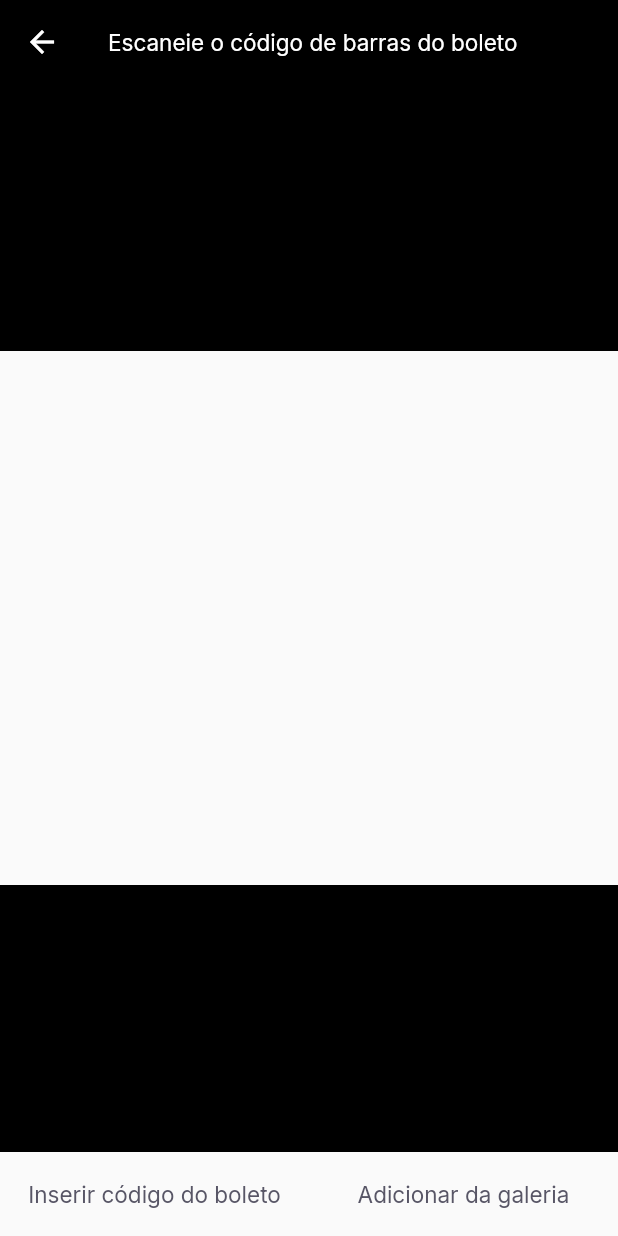
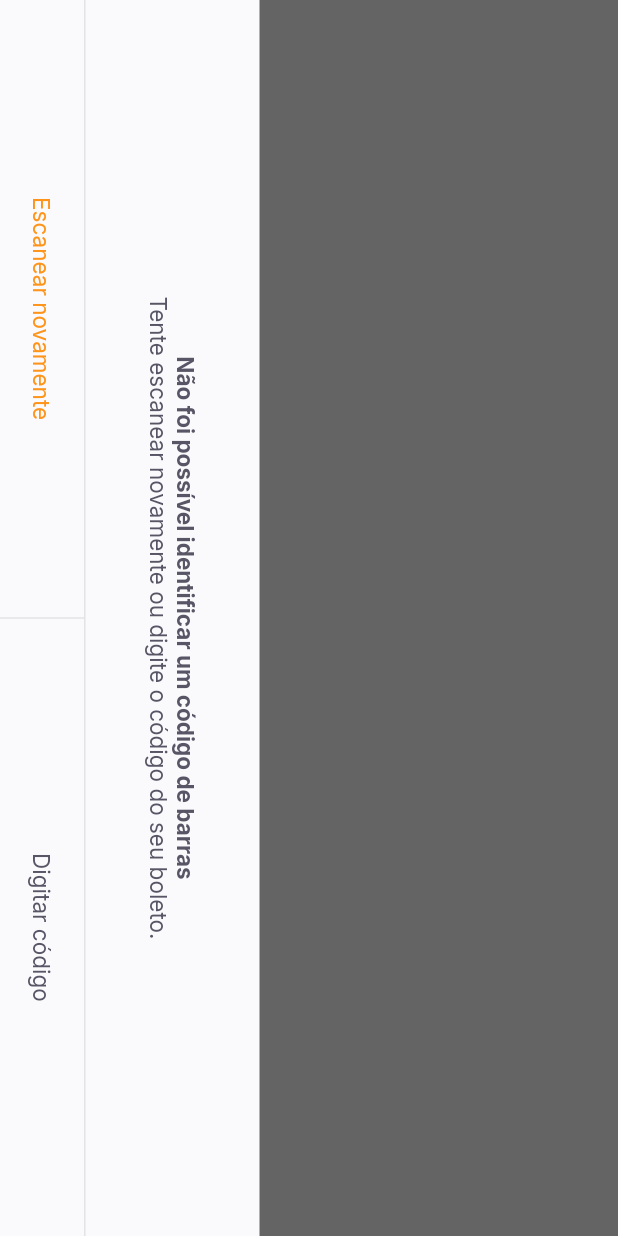
Before and after one commit to ncoladello/payflow, a Flutter app: the BarCodeScannerPage screen opened by its route, on a phone screen of 412 x 824 dp. Run offline on Flutter 3.47's test engine with Material 2 defaults, Android fonts, the phone set to English and light mode, and no system bars; our stand-ins replace firebase_core, google_fonts, google_sign_in, shared_preferences; accounts and stored records are empty.

Commit message:
aula 4, bottomSheet improvements

```diff
--- a/lib/modules/barcode_scanner/bar_code_scanner_page.dart
+++ b/lib/modules/barcode_scanner/bar_code_scanner_page.dart
@@ -1,7 +1,10 @@
 import 'package:flutter/material.dart';
 import 'package:payflow/shared/themes/app_colors.dart';
 import 'package:payflow/shared/themes/app_text_styles.dart';
+import 'package:payflow/shared/widgets/bottom_sheet/bottom_sheet_widget.dart';
+import 'package:payflow/shared/widgets/divider_vertical/divider_vertical.dart';
 import 'package:payflow/shared/widgets/label_button/label_button.dart';
+import 'package:payflow/shared/widgets/set_label_buttons/set_label_buttons.dart';
 
 class BarCodeScannerPage extends StatefulWidget {
   const BarCodeScannerPage({Key? key}) : super(key: key);
@@ -13,13 +16,29 @@ class BarCodeScannerPage extends StatefulWidget {
 class _BarCodeScannerPageState extends State<BarCodeScannerPage> {
   @override
   Widget build(BuildContext context) {
-    return Scaffold(
+    return BottomSheetWidget(
+      title: 'Não foi possível identificar um código de barras',
+      subtitle: 'Tente escanear novamente ou digite o código do seu boleto.',
+      primaryLabel: 'Escanear novamente',
+      primaryOnPressed: () {},
+      secondaryLabel: 'Digitar código',
+      secondaryOnPressed: () {},
+    );
+    return SafeArea(
+      top: true,
+      bottom: true,
+      left: true,
+      right: true,
+      child: RotatedBox(
+        quarterTurns: 1,
+        child: Scaffold(
           appBar: AppBar(
             backgroundColor: Colors.black,
             title: Text(
               "Escaneie o código de barras do boleto",
               style: TextStyles.buttonBackground,
             ),
+            centerTitle: true,
             leading: BackButton(
               color: AppColors.background,
             ),
@@ -28,7 +47,7 @@ class _BarCodeScannerPageState extends State<BarCodeScannerPage> {
             children: [
               Expanded(
                 child: Container(
-              color: Colors.black,
+                  color: Colors.black.withOpacity(0.6),
                 ),
               ),
               Expanded(
@@ -39,20 +58,18 @@ class _BarCodeScannerPageState extends State<BarCodeScannerPage> {
               ),
               Expanded(
                 child: Container(
-              color: Colors.black,
+                  color: Colors.black.withOpacity(0.6),
                 ),
               )
             ],
           ),
-      bottomNavigationBar: Row(
-        children: [
-          Expanded(
-              child: LabelButton(
-                  label: "Inserir código do boleto", onPressed: () {})),
-          Expanded(
-              child:
-                  LabelButton(label: "Adicionar da galeria", onPressed: () {})),
-        ],
+          bottomNavigationBar: SetLabelButtons(
+            primaryLabel: "Inserir código do boleto",
+            primaryOnPressed: () {},
+            secondaryLabel: "Adicionar da galeria",
+            secondaryOnPressed: () {},
+          ),
+        ),
       ),
     );
   }
--- /dev/null
+++ b/lib/shared/widgets/bottom_sheet/bottom_sheet_widget.dart
@@ -0,0 +1,75 @@
+import 'package:flutter/material.dart';
+import 'package:payflow/shared/themes/app_colors.dart';
+import 'package:payflow/shared/themes/app_text_styles.dart';
+import 'package:payflow/shared/widgets/set_label_buttons/set_label_buttons.dart';
+
+class BottomSheetWidget extends StatelessWidget {
+  final String primaryLabel;
+  final VoidCallback primaryOnPressed;
+  final String secondaryLabel;
+  final VoidCallback secondaryOnPressed;
+  final String title;
+  final String subtitle;
+  const BottomSheetWidget(
+      {Key? key,
+      required this.primaryLabel,
+      required this.primaryOnPressed,
+      required this.secondaryLabel,
+      required this.secondaryOnPressed,
+      required this.title,
+      required this.subtitle})
+      : super(key: key);
+
+  @override
+  Widget build(BuildContext context) {
+    return SafeArea(
+      child: RotatedBox(
+        quarterTurns: 1,
+        child: Material(
+          child: Container(
+              color: AppColors.shape,
+              child: Column(
+                children: [
+                  Expanded(
+                    child: Container(
+                      color: Colors.black.withOpacity(0.6),
+                    ),
+                  ),
+                  Column(
+                    children: [
+                      Padding(
+                        padding: const EdgeInsets.all(40.0),
+                        child: Text.rich(
+                          TextSpan(
+                            text: title,
+                            style: TextStyles.buttonBoldHeading,
+                            children: [
+                              TextSpan(
+                                text: "\n$subtitle",
+                                style: TextStyles.buttonHeading,
+                              ),
+                            ],
+                          ),
+                          textAlign: TextAlign.center,
+                        ),
+                      ),
+                      Container(
+                        height: 1,
+                        color: AppColors.stroke,
+                      ),
+                      SetLabelButtons(
+                        enablePrimaryColor: true,
+                        primaryLabel: primaryLabel,
+                        primaryOnPressed: () {},
+                        secondaryLabel: secondaryLabel,
+                        secondaryOnPressed: () {},
+                      )
+                    ],
+                  ),
+                ],
+              )),
+        ),
+      ),
+    );
+  }
+}
--- /dev/null
+++ b/lib/shared/widgets/divider_vertical/divider_vertical.dart
@@ -0,0 +1,15 @@
+import 'package:flutter/material.dart';
+import 'package:payflow/shared/themes/app_colors.dart';
+
+class DividerVerticalWidget extends StatelessWidget {
+  const DividerVerticalWidget({Key? key}) : super(key: key);
+
+  @override
+  Widget build(BuildContext context) {
+    return Container(
+      width: 1,
+      height: double.maxFinite,
+      color: AppColors.stroke,
+    );
+  }
+}
--- a/lib/shared/widgets/label_button/label_button.dart
+++ b/lib/shared/widgets/label_button/label_button.dart
@@ -4,11 +4,13 @@ import 'package:payflow/shared/themes/app_text_styles.dart';
 class LabelButton extends StatelessWidget {
   final String label;
   final VoidCallback onPressed;
+  final TextStyle? style;
 
   const LabelButton({
     Key? key,
     required this.label,
     required this.onPressed,
+    this.style,
   }) : super(key: key);
 
   @override
@@ -17,7 +19,7 @@ class LabelButton extends StatelessWidget {
       height: 56,
       child: TextButton(
         onPressed: onPressed,
-        child: Text(label, style: TextStyles.buttonHeading),
+        child: Text(label, style: style ?? TextStyles.buttonHeading),
       ),
     );
   }
--- /dev/null
+++ b/lib/shared/widgets/set_label_buttons/set_label_buttons.dart
@@ -0,0 +1,44 @@
+import 'package:flutter/material.dart';
+import 'package:payflow/shared/themes/app_text_styles.dart';
+import 'package:payflow/shared/widgets/divider_vertical/divider_vertical.dart';
+import 'package:payflow/shared/widgets/label_button/label_button.dart';
+
+class SetLabelButtons extends StatelessWidget {
+  final String primaryLabel;
+  final VoidCallback primaryOnPressed;
+  final String secondaryLabel;
+  final VoidCallback secondaryOnPressed;
+  final bool enablePrimaryColor;
+
+  const SetLabelButtons(
+      {Key? key,
+      required this.primaryLabel,
+      required this.primaryOnPressed,
+      required this.secondaryLabel,
+      required this.secondaryOnPressed,
+      this.enablePrimaryColor = false})
+      : super(key: key);
+
+  @override
+  Widget build(BuildContext context) {
+    return Container(
+      height: 56,
+      child: Row(
+        children: [
+          Expanded(
+            child: LabelButton(
+              label: primaryLabel,
+              onPressed: primaryOnPressed,
+              style: enablePrimaryColor ? TextStyles.buttonPrimary : null,
+            ),
+          ),
+          DividerVerticalWidget(),
+          Expanded(
+            child: LabelButton(
+                label: secondaryLabel, onPressed: secondaryOnPressed),
+          ),
+        ],
+      ),
+    );
+  }
+}
```
Lines whose indentation alone changed are shown as unchanged.
